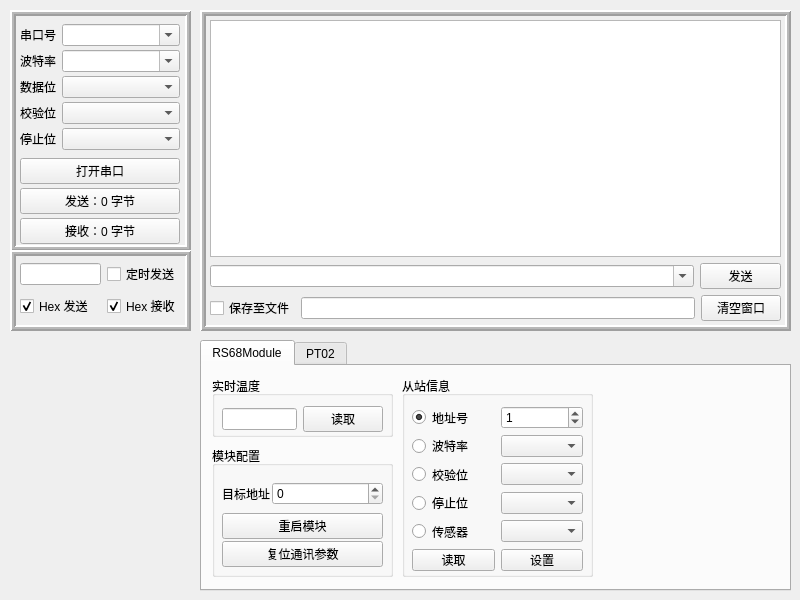
First picture: the form in form/frmcomtool.ui, repository KingChenFY/SerialPortTool, before the edit.
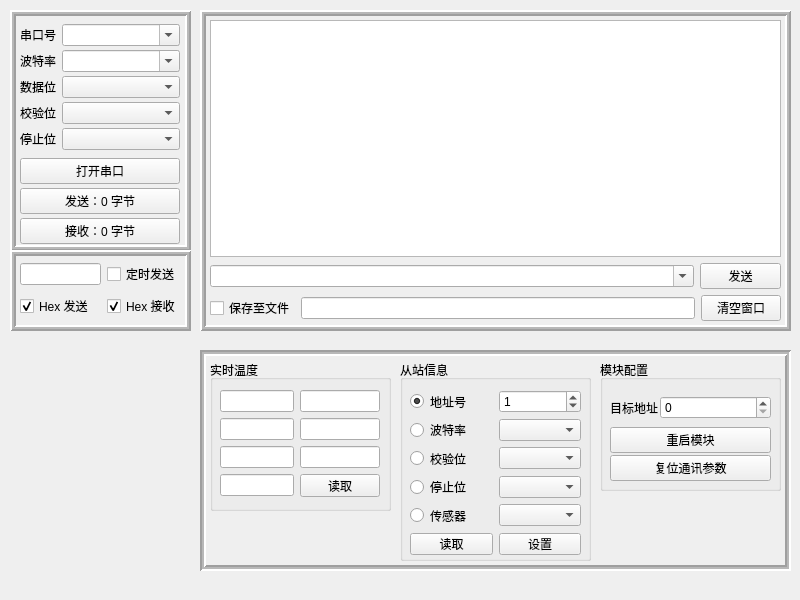
Second picture: the form after the edit. The open tabs and pages were chosen to show the change.

Commit message: dampt02分支删除rs68模块代码功能，独立开发

Patch:
```diff
--- a/form/frmcomtool.ui
+++ b/form/frmcomtool.ui
@@ -332,29 +332,34 @@
     </layout>
    </widget>
   </widget>
-  <widget class="QTabWidget" name="tabWidget">
+  <widget class="QFrame" name="frame_dampt02">
    <property name="geometry">
     <rect>
      <x>200</x>
-     <y>340</y>
+     <y>350</y>
      <width>591</width>
-     <height>251</height>
+     <height>221</height>
     </rect>
    </property>
-   <property name="currentIndex">
-    <number>1</number>
+   <property name="frameShape">
+    <enum>QFrame::Box</enum>
    </property>
-   <widget class="QWidget" name="tab_RS68Module">
-    <attribute name="title">
-     <string>RS68Module</string>
-    </attribute>
+   <property name="frameShadow">
+    <enum>QFrame::Sunken</enum>
+   </property>
+   <property name="lineWidth">
+    <number>2</number>
+   </property>
+   <property name="midLineWidth">
+    <number>2</number>
+   </property>
     <widget class="QGroupBox" name="groupBox_Temp">
      <property name="geometry">
       <rect>
        <x>10</x>
        <y>10</y>
        <width>181</width>
-       <height>61</height>
+      <height>151</height>
       </rect>
      </property>
      <property name="title">
@@ -365,22 +370,37 @@
        <rect>
         <x>10</x>
         <y>30</y>
-        <width>161</width>
-        <height>26</height>
-       </rect>
-      </property>
-      <layout class="QHBoxLayout" name="horizontalLayout_6" stretch="2,1">
-       <property name="sizeConstraint">
-        <enum>QLayout::SetDefaultConstraint</enum>
-       </property>
-       <item>
+       <width>160</width>
+       <height>107</height>
+      </rect>
+     </property>
+     <layout class="QGridLayout" name="gridLayout_3">
+      <item row="0" column="0">
         <widget class="QLineEdit" name="lineEdit_TempValue">
          <property name="readOnly">
           <bool>true</bool>
          </property>
         </widget>
        </item>
-       <item>
+      <item row="2" column="1">
+       <widget class="QLineEdit" name="lineEdit_5"/>
+      </item>
+      <item row="2" column="0">
+       <widget class="QLineEdit" name="lineEdit_4"/>
+      </item>
+      <item row="0" column="1">
+       <widget class="QLineEdit" name="lineEdit"/>
+      </item>
+      <item row="1" column="0">
+       <widget class="QLineEdit" name="lineEdit_2"/>
+      </item>
+      <item row="1" column="1">
+       <widget class="QLineEdit" name="lineEdit_3"/>
+      </item>
+      <item row="3" column="0">
+       <widget class="QLineEdit" name="lineEdit_6"/>
+      </item>
+      <item row="3" column="1">
         <widget class="QPushButton" name="pushButton_ReadTemp">
          <property name="text">
           <string>读取</string>
@@ -393,8 +413,8 @@
     <widget class="QGroupBox" name="groupBox_3">
      <property name="geometry">
       <rect>
-       <x>10</x>
-       <y>80</y>
+      <x>400</x>
+      <y>10</y>
        <width>181</width>
        <height>131</height>
       </rect>
@@ -550,12 +570,6 @@
        </item>
       </layout>
      </widget>
-    </widget>
-   </widget>
-   <widget class="QWidget" name="tab_DamPt02">
-    <attribute name="title">
-     <string>PT02</string>
-    </attribute>
    </widget>
   </widget>
  </widget>
```
Left out of the diff: 2 changed lines with no effect on the pictures. Lines whose indentation alone changed are shown as unchanged. The commit also changes 2 other files.
